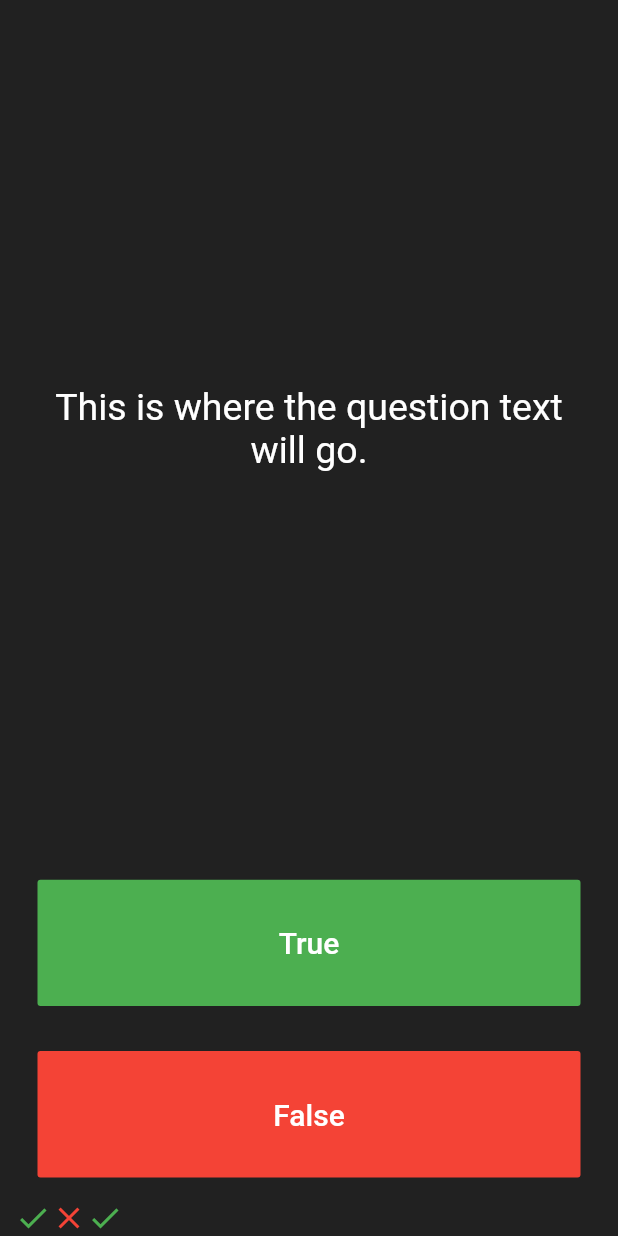
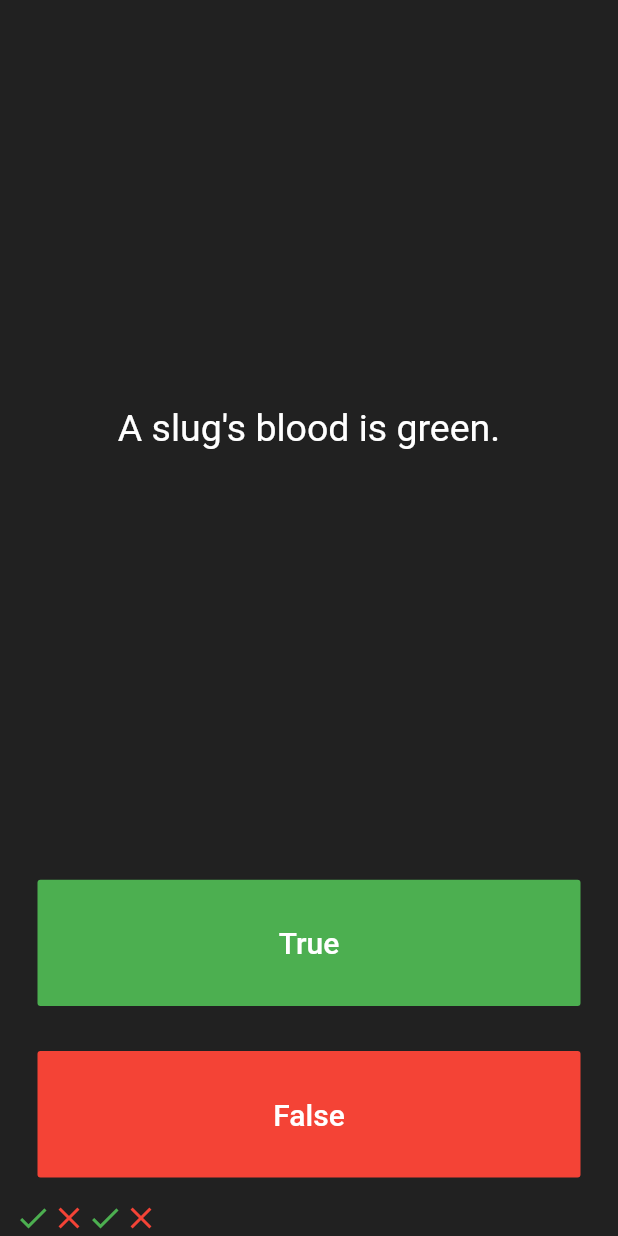
Before and after one commit to mechiragjain/Flutter-Apps, a Flutter app: the screen it shows after launch, after a tap on "True", after a tap on "False", on a phone screen of 412 x 824 dp. Run offline on Flutter 3.47's test engine with Material 2 defaults, Android fonts, the phone set to English and light mode, and no system bars; our stand-ins replace audioplayers.

Commit message:
Quiz App - Questions Display

```diff
--- a/quizzler-flutter/lib/main.dart
+++ b/quizzler-flutter/lib/main.dart
@@ -1,4 +1,5 @@
 import 'package:flutter/material.dart';
+import 'questions.dart';
 
 void main() => runApp(Quizzler());
 
@@ -36,6 +37,19 @@ class _QuizPageState extends State<QuizPage> {
     ),
   ];
 
+  List<String> questions = [
+    'You can lead a cow down stairs but not up stairs.',
+    'Approximately one quarter of human bones are in the feet.',
+    'A slug\'s blood is green.',
+  ];
+
+  List<bool> answers = [false, true, true];
+
+  Questions q1 = Questions(
+      ques: 'You can lead a cow down stairs but not up stairs.', ans: false);
+
+  int questionNumber = 0;
+
   @override
   Widget build(BuildContext context) {
     return Column(
@@ -48,7 +62,7 @@ class _QuizPageState extends State<QuizPage> {
             padding: EdgeInsets.all(10.0),
             child: Center(
               child: Text(
-                'This is where the question text will go.',
+                questions[questionNumber],
                 textAlign: TextAlign.center,
                 style: TextStyle(
                   fontSize: 25.0,
@@ -73,7 +87,16 @@ class _QuizPageState extends State<QuizPage> {
               ),
               onPressed: () {
                 //The user picked true.
+
+                bool correctAnswer = answers[questionNumber];
+
+                if (correctAnswer == true) {
+                  print('Correct');
+                } else {
+                  print('Wrong');
+                }
                 setState(() {
+                  questionNumber++;
                   scoreKeeper.add(
                     Icon(
                       Icons.check,
@@ -99,6 +122,24 @@ class _QuizPageState extends State<QuizPage> {
               ),
               onPressed: () {
                 //The user picked false.
+
+                bool correctAnswer = answers[questionNumber];
+
+                if (correctAnswer == false) {
+                  print('Correct');
+                } else {
+                  print('Wrong');
+                }
+
+                setState(() {
+                  questionNumber++;
+                  scoreKeeper.add(
+                    Icon(
+                      Icons.close,
+                      color: Colors.red,
+                    ),
+                  );
+                });
               },
             ),
           ),
--- /dev/null
+++ b/quizzler-flutter/lib/questions.dart
@@ -0,0 +1,9 @@
+class Questions {
+  String questionText;
+  bool questionAnswer;
+
+  Questions({String ques, bool ans}) {
+    questionText = ques;
+    questionAnswer = ans;
+  }
+}
```
